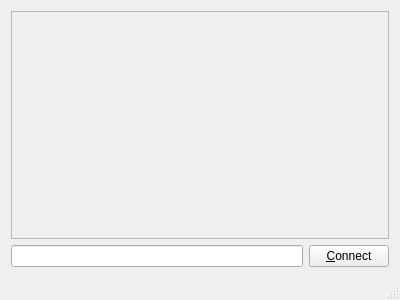
The window that Chat/mainwindow.ui (jeissonh/Progra2-14b) describes before a commit, drawn with Qt 5.
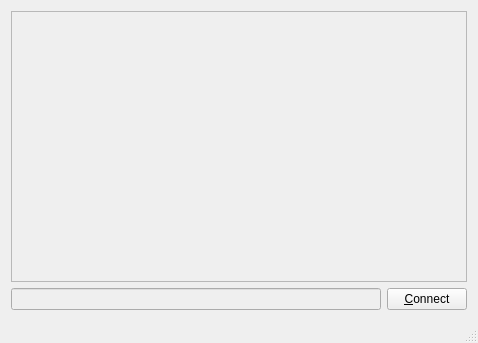
The same window after the commit.

```diff
--- a/Chat/mainwindow.ui
+++ b/Chat/mainwindow.ui
@@ -6,8 +6,8 @@
    <rect>
     <x>0</x>
     <y>0</y>
-    <width>400</width>
-    <height>300</height>
+    <width>478</width>
+    <height>343</height>
    </rect>
   </property>
   <property name="windowTitle">
@@ -25,7 +25,11 @@
     <item>
      <layout class="QHBoxLayout" name="horizontalLayout">
       <item>
-       <widget class="QLineEdit" name="messageLineEdit"/>
+       <widget class="QLineEdit" name="messageLineEdit">
+        <property name="enabled">
+         <bool>false</bool>
+        </property>
+       </widget>
       </item>
       <item>
        <widget class="QPushButton" name="connectOrSendButton">
```
Left out of the diff: 4 changed lines with no effect on the pictures.
